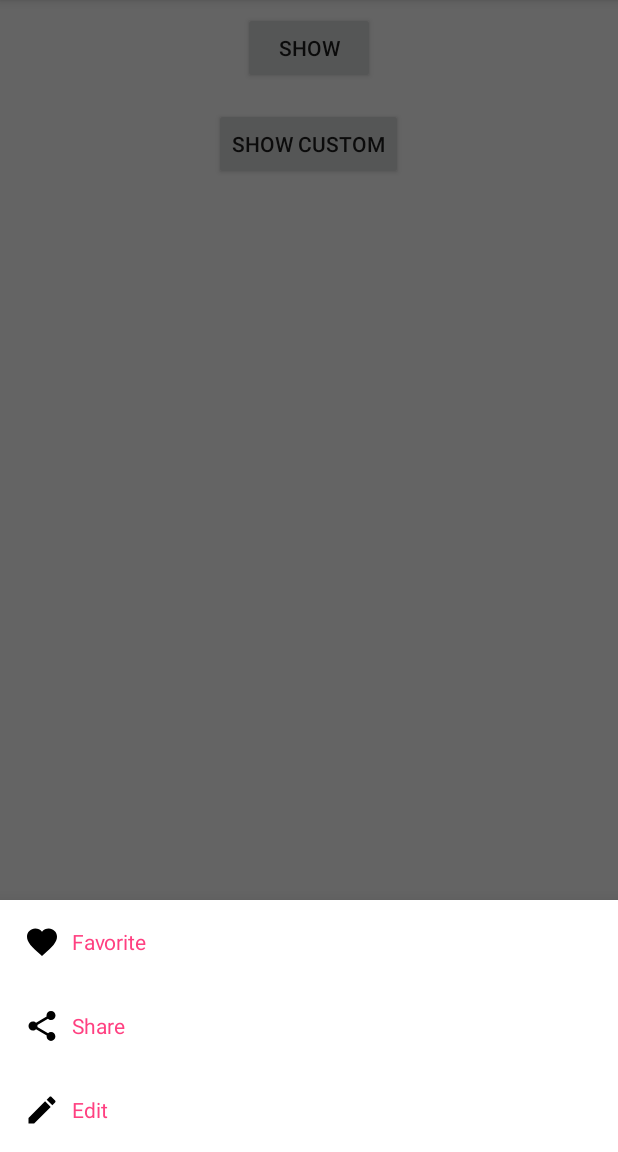
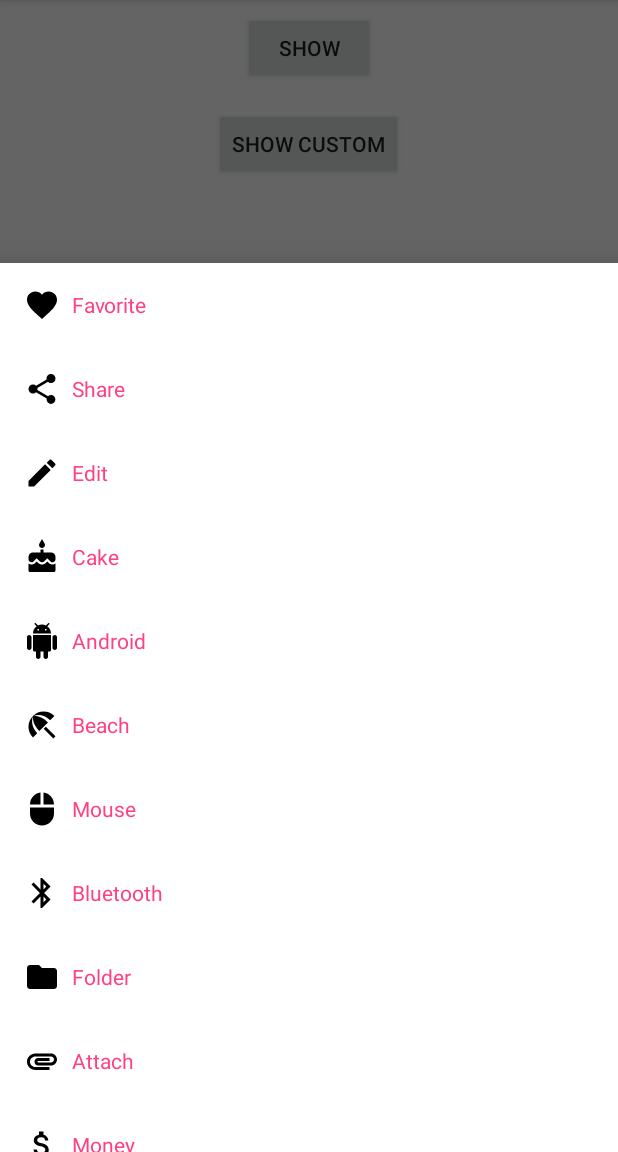
Before and after one commit to Commit451/ModalBottomSheetDialogFragment, an Android app: the screen it shows after launch (MainActivity), after a tap on "SHOW CUSTOM", on a phone screen of 412 x 824 dp, the part 84-1236 px from its top. Run offline under Robolectric (Android 15) with nearby library versions, the phone set to English and light mode, and no system bars.

Commit message:
Test with more options

```diff
--- a/app/src/main/java/com/commit451/modalbottomsheetdialogfragment/sample/MainActivity.kt
+++ b/app/src/main/java/com/commit451/modalbottomsheetdialogfragment/sample/MainActivity.kt
@@ -21,7 +21,7 @@ class MainActivity : AppCompatActivity() {
         }
 
         buttonCustom.setOnClickListener {
-            ModalBottomSheetDialogFragment.Builder(R.menu.options)
+            ModalBottomSheetDialogFragment.Builder(R.menu.option_lots)
                     .layout(R.layout.item_custom)
                     .show(supportFragmentManager, "HI", {
                     })
--- /dev/null
+++ b/app/src/main/res/drawable/ic_attach_money_black_24dp.xml
@@ -0,0 +1,9 @@
+<vector xmlns:android="http://schemas.android.com/apk/res/android"
+        android:width="24dp"
+        android:height="24dp"
+        android:viewportWidth="24.0"
+        android:viewportHeight="24.0">
+    <path
+        android:fillColor="#FF000000"
+        android:pathData="M11.8,10.9c-2.27,-0.59 -3,-1.2 -3,-2.15 0,-1.09 1.01,-1.85 2.7,-1.85 1.78,0 2.44,0.85 2.5,2.1h2.21c-0.07,-1.72 -1.12,-3.3 -3.21,-3.81V3h-3v2.16c-1.94,0.42 -3.5,1.68 -3.5,3.61 0,2.31 1.91,3.46 4.7,4.13 2.5,0.6 3,1.48 3,2.41 0,0.69 -0.49,1.79 -2.7,1.79 -2.06,0 -2.87,-0.92 -2.98,-2.1h-2.2c0.12,2.19 1.76,3.42 3.68,3.83V21h3v-2.15c1.95,-0.37 3.5,-1.5 3.5,-3.55 0,-2.84 -2.43,-3.81 -4.7,-4.4z"/>
+</vector>
--- /dev/null
+++ b/app/src/main/res/drawable/ic_attachment_black_24dp.xml
@@ -0,0 +1,9 @@
+<vector xmlns:android="http://schemas.android.com/apk/res/android"
+        android:width="24dp"
+        android:height="24dp"
+        android:viewportWidth="24.0"
+        android:viewportHeight="24.0">
+    <path
+        android:fillColor="#FF000000"
+        android:pathData="M2,12.5C2,9.46 4.46,7 7.5,7H18c2.21,0 4,1.79 4,4s-1.79,4 -4,4H9.5C8.12,15 7,13.88 7,12.5S8.12,10 9.5,10H17v2H9.41c-0.55,0 -0.55,1 0,1H18c1.1,0 2,-0.9 2,-2s-0.9,-2 -2,-2H7.5C5.57,9 4,10.57 4,12.5S5.57,16 7.5,16H17v2H7.5C4.46,18 2,15.54 2,12.5z"/>
+</vector>
--- /dev/null
+++ b/app/src/main/res/drawable/ic_beach_access_black_24dp.xml
@@ -0,0 +1,9 @@
+<vector xmlns:android="http://schemas.android.com/apk/res/android"
+        android:width="24dp"
+        android:height="24dp"
+        android:viewportWidth="24.0"
+        android:viewportHeight="24.0">
+    <path
+        android:fillColor="#FF000000"
+        android:pathData="M13.127,14.56l1.43,-1.43 6.44,6.443L19.57,21zM17.42,8.83l2.86,-2.86c-3.95,-3.95 -10.35,-3.96 -14.3,-0.02 3.93,-1.3 8.31,-0.25 11.44,2.88zM5.95,5.98c-3.94,3.95 -3.93,10.35 0.02,14.3l2.86,-2.86C5.7,14.29 4.65,9.91 5.95,5.98zM5.97,5.96l-0.01,0.01c-0.38,3.01 1.17,6.88 4.3,10.02l5.73,-5.73c-3.13,-3.13 -7.01,-4.68 -10.02,-4.3z"/>
+</vector>
--- /dev/null
+++ b/app/src/main/res/drawable/ic_bluetooth_black_24dp.xml
@@ -0,0 +1,9 @@
+<vector xmlns:android="http://schemas.android.com/apk/res/android"
+        android:width="24dp"
+        android:height="24dp"
+        android:viewportWidth="24.0"
+        android:viewportHeight="24.0">
+    <path
+        android:fillColor="#FF000000"
+        android:pathData="M17.71,7.71L12,2h-1v7.59L6.41,5 5,6.41 10.59,12 5,17.59 6.41,19 11,14.41L11,22h1l5.71,-5.71 -4.3,-4.29 4.3,-4.29zM13,5.83l1.88,1.88L13,9.59L13,5.83zM14.88,16.29L13,18.17v-3.76l1.88,1.88z"/>
+</vector>
--- /dev/null
+++ b/app/src/main/res/drawable/ic_cake_black_24dp.xml
@@ -0,0 +1,9 @@
+<vector xmlns:android="http://schemas.android.com/apk/res/android"
+        android:width="24dp"
+        android:height="24dp"
+        android:viewportWidth="24.0"
+        android:viewportHeight="24.0">
+    <path
+        android:fillColor="#FF000000"
+        android:pathData="M12,6c1.11,0 2,-0.9 2,-2 0,-0.38 -0.1,-0.73 -0.29,-1.03L12,0l-1.71,2.97c-0.19,0.3 -0.29,0.65 -0.29,1.03 0,1.1 0.9,2 2,2zM16.6,15.99l-1.07,-1.07 -1.08,1.07c-1.3,1.3 -3.58,1.31 -4.89,0l-1.07,-1.07 -1.09,1.07C6.75,16.64 5.88,17 4.96,17c-0.73,0 -1.4,-0.23 -1.96,-0.61L3,21c0,0.55 0.45,1 1,1h16c0.55,0 1,-0.45 1,-1v-4.61c-0.56,0.38 -1.23,0.61 -1.96,0.61 -0.92,0 -1.79,-0.36 -2.44,-1.01zM18,9h-5L13,7h-2v2L6,9c-1.66,0 -3,1.34 -3,3v1.54c0,1.08 0.88,1.96 1.96,1.96 0.52,0 1.02,-0.2 1.38,-0.57l2.14,-2.13 2.13,2.13c0.74,0.74 2.03,0.74 2.77,0l2.14,-2.13 2.13,2.13c0.37,0.37 0.86,0.57 1.38,0.57 1.08,0 1.96,-0.88 1.96,-1.96L20.99,12C21,10.34 19.66,9 18,9z"/>
+</vector>
--- /dev/null
+++ b/app/src/main/res/drawable/ic_call_black_24dp.xml
@@ -0,0 +1,9 @@
+<vector xmlns:android="http://schemas.android.com/apk/res/android"
+        android:width="24dp"
+        android:height="24dp"
+        android:viewportWidth="24.0"
+        android:viewportHeight="24.0">
+    <path
+        android:fillColor="#FF000000"
+        android:pathData="M6.62,10.79c1.44,2.83 3.76,5.14 6.59,6.59l2.2,-2.2c0.27,-0.27 0.67,-0.36 1.02,-0.24 1.12,0.37 2.33,0.57 3.57,0.57 0.55,0 1,0.45 1,1V20c0,0.55 -0.45,1 -1,1 -9.39,0 -17,-7.61 -17,-17 0,-0.55 0.45,-1 1,-1h3.5c0.55,0 1,0.45 1,1 0,1.25 0.2,2.45 0.57,3.57 0.11,0.35 0.03,0.74 -0.25,1.02l-2.2,2.2z"/>
+</vector>
--- /dev/null
+++ b/app/src/main/res/drawable/ic_directions_run_black_24dp.xml
@@ -0,0 +1,9 @@
+<vector xmlns:android="http://schemas.android.com/apk/res/android"
+        android:width="24dp"
+        android:height="24dp"
+        android:viewportWidth="24.0"
+        android:viewportHeight="24.0">
+    <path
+        android:fillColor="#FF000000"
+        android:pathData="M13.49,5.48c1.1,0 2,-0.9 2,-2s-0.9,-2 -2,-2 -2,0.9 -2,2 0.9,2 2,2zM9.89,19.38l1,-4.4 2.1,2v6h2v-7.5l-2.1,-2 0.6,-3c1.3,1.5 3.3,2.5 5.5,2.5v-2c-1.9,0 -3.5,-1 -4.3,-2.4l-1,-1.6c-0.4,-0.6 -1,-1 -1.7,-1 -0.3,0 -0.5,0.1 -0.8,0.1l-5.2,2.2v4.7h2v-3.4l1.8,-0.7 -1.6,8.1 -4.9,-1 -0.4,2 7,1.4z"/>
+</vector>
--- /dev/null
+++ b/app/src/main/res/drawable/ic_explore_black_24dp.xml
@@ -0,0 +1,9 @@
+<vector xmlns:android="http://schemas.android.com/apk/res/android"
+        android:width="24dp"
+        android:height="24dp"
+        android:viewportWidth="24.0"
+        android:viewportHeight="24.0">
+    <path
+        android:fillColor="#FF000000"
+        android:pathData="M12,10.9c-0.61,0 -1.1,0.49 -1.1,1.1s0.49,1.1 1.1,1.1c0.61,0 1.1,-0.49 1.1,-1.1s-0.49,-1.1 -1.1,-1.1zM12,2C6.48,2 2,6.48 2,12s4.48,10 10,10 10,-4.48 10,-10S17.52,2 12,2zM14.19,14.19L6,18l3.81,-8.19L18,6l-3.81,8.19z"/>
+</vector>
--- /dev/null
+++ b/app/src/main/res/drawable/ic_folder_black_24dp.xml
@@ -0,0 +1,9 @@
+<vector xmlns:android="http://schemas.android.com/apk/res/android"
+        android:width="24dp"
+        android:height="24dp"
+        android:viewportWidth="24.0"
+        android:viewportHeight="24.0">
+    <path
+        android:fillColor="#FF000000"
+        android:pathData="M10,4H4c-1.1,0 -1.99,0.9 -1.99,2L2,18c0,1.1 0.9,2 2,2h16c1.1,0 2,-0.9 2,-2V8c0,-1.1 -0.9,-2 -2,-2h-8l-2,-2z"/>
+</vector>
--- /dev/null
+++ b/app/src/main/res/drawable/ic_mouse_black_24dp.xml
@@ -0,0 +1,9 @@
+<vector xmlns:android="http://schemas.android.com/apk/res/android"
+        android:width="24dp"
+        android:height="24dp"
+        android:viewportWidth="24.0"
+        android:viewportHeight="24.0">
+    <path
+        android:fillColor="#FF000000"
+        android:pathData="M13,1.07L13,9h7c0,-4.08 -3.05,-7.44 -7,-7.93zM4,15c0,4.42 3.58,8 8,8s8,-3.58 8,-8v-4L4,11v4zM11,1.07C7.05,1.56 4,4.92 4,9h7L11,1.07z"/>
+</vector>
--- /dev/null
+++ b/app/src/main/res/menu/option_lots.xml
@@ -0,0 +1,74 @@
+<?xml version="1.0" encoding="utf-8"?>
+<menu xmlns:android="http://schemas.android.com/apk/res/android">
+
+    <item
+        android:id="@+id/action_favorite"
+        android:icon="@drawable/ic_favorite_black_24dp"
+        android:title="Favorite" />
+
+    <item
+        android:id="@+id/action_share"
+        android:icon="@drawable/ic_share_black_24dp"
+        android:title="Share" />
+
+    <item
+        android:id="@+id/action_edit"
+        android:icon="@drawable/ic_edit_black_24dp"
+        android:title="Edit" />
+
+    <item
+        android:id="@+id/action_cake"
+        android:icon="@drawable/ic_cake_black_24dp"
+        android:title="Cake" />
+
+    <item
+        android:id="@+id/action_android"
+        android:icon="@drawable/ic_android_black_24dp"
+        android:title="Android" />
+
+    <item
+        android:id="@+id/action_beach"
+        android:icon="@drawable/ic_beach_access_black_24dp"
+        android:title="Beach" />
+
+    <item
+        android:id="@+id/action_mouse"
+        android:icon="@drawable/ic_mouse_black_24dp"
+        android:title="Mouse" />
+
+    <item
+        android:id="@+id/action_bluetooth"
+        android:icon="@drawable/ic_bluetooth_black_24dp"
+        android:title="Bluetooth" />
+
+    <item
+        android:id="@+id/action_folder"
+        android:icon="@drawable/ic_folder_black_24dp"
+        android:title="Folder" />
+
+    <item
+        android:id="@+id/action_attach"
+        android:icon="@drawable/ic_attachment_black_24dp"
+        android:title="Attach" />
+
+    <item
+        android:id="@+id/action_money"
+        android:icon="@drawable/ic_attach_money_black_24dp"
+        android:title="Money" />
+
+    <item
+        android:id="@+id/action_run"
+        android:icon="@drawable/ic_directions_run_black_24dp"
+        android:title="Run" />
+
+    <item
+        android:id="@+id/action_explore"
+        android:icon="@drawable/ic_explore_black_24dp"
+        android:title="Explore" />
+
+    <item
+        android:id="@+id/action_call"
+        android:icon="@drawable/ic_call_black_24dp"
+        android:title="Call" />
+
+</menu>
```
